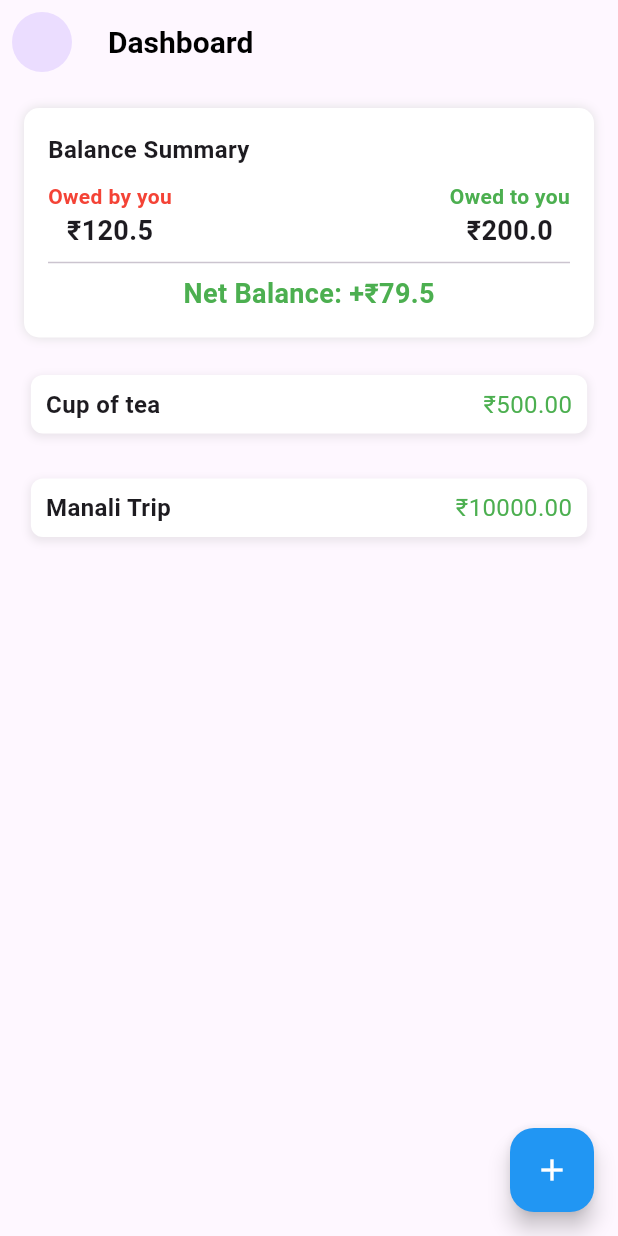
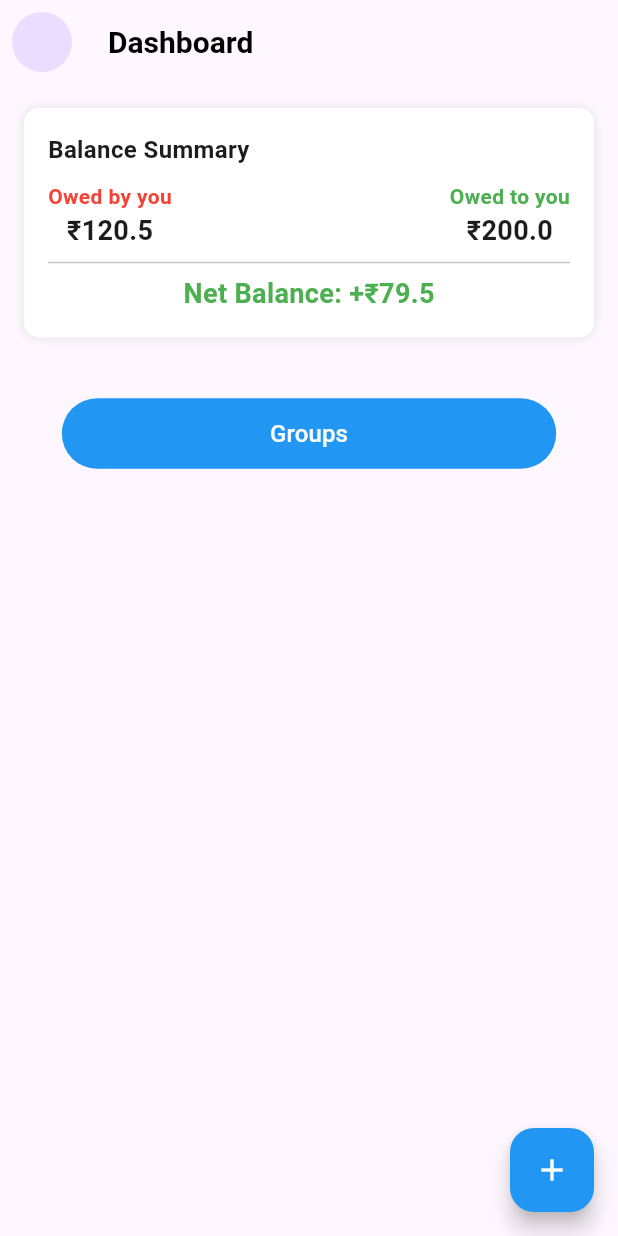
Before and after one commit to samarth-thaker/Splitwise, a Flutter app: the screen it shows after launch, after a tap on "Login", on a phone screen of 412 x 824 dp. Run offline on Flutter 3.47's test engine with Material 3 defaults, Android fonts, the light colour scheme and no system bars; our stand-ins replace hive, hive_flutter; accounts and stored records are empty.

Commit message:
Group screen, group tile

```diff
--- a/lib/main.dart
+++ b/lib/main.dart
@@ -1,10 +1,15 @@
 import 'package:flutter/material.dart';
 import 'package:splitwise/screens/editProfile.dart';
+import 'package:splitwise/screens/group.dart';
 import 'package:splitwise/screens/loginscreen.dart';
 import 'package:splitwise/screens/dashboard.dart';
 import 'package:splitwise/screens/userProfile.dart';
-
-void main() {
+import 'package:hive/hive.dart';
+import 'package:hive_flutter/adapters.dart';
+void main() async {
+  WidgetsFlutterBinding.ensureInitialized();
+  await Hive.initFlutter();
+  await Hive.openBox("MyBox");
   runApp(const MyApp());
 }
 
@@ -25,6 +30,7 @@ class MyApp extends StatelessWidget {
         '/dashboard': (context) => Dashboard(),
         '/userProfile': (context) => UserProfile(),
         '/editProfile': (context) => Editprofile(),
+        '/group' : (context) => Groups(),
       },
     );
   }
--- a/lib/screens/dashboard.dart
+++ b/lib/screens/dashboard.dart
@@ -1,5 +1,6 @@
 import 'package:flutter/material.dart';
 import 'package:splitwise/widgets/groupTile.dart';
+import 'package:splitwise/widgets/loginButton.dart';
 
 class Dashboard extends StatefulWidget {
   const Dashboard({super.key});
@@ -236,7 +237,6 @@ class _DashboardState extends State<Dashboard> {
                       onChanged: (value) {
                         setState(() => splitType = value.toString());
                         customSplit();
-
                       },
                     ),
                     Text("Custom"),
@@ -247,6 +247,7 @@ class _DashboardState extends State<Dashboard> {
           );
         });
   }
+
 
   @override
   Widget build(BuildContext context) {
@@ -335,11 +336,17 @@ class _DashboardState extends State<Dashboard> {
                 ),
               ),
               const SizedBox(height: 20),
-              Grouptile(groupname: 'Cup of tea', groupBalance: 500),
+              //Grouptile(groupname: 'Cup of tea', groupBalance: 500),
               SizedBox(
                 height: 20,
               ),
-              Grouptile(groupname: 'Manali Trip', groupBalance: 10000),
+              //Grouptile(groupname: 'Manali Trip', groupBalance: 10000),
+              LoginButton(
+                  label: 'Groups',
+                  onPressed: ()=>{
+                    Navigator.pushNamed(context, '/group'),
+                  },
+                  buttonWidth: MediaQuery.of(context).size.width * 0.8)
             ],
           ),
         ),
--- a/pubspec.yaml
+++ b/pubspec.yaml
@@ -34,6 +34,8 @@ dependencies:
   # The following adds the Cupertino Icons font to your application.
   # Use with the CupertinoIcons class for iOS style icons.
   cupertino_icons: ^1.0.8
+  hive: ^2.2.3
+  hive_flutter: ^1.1.0
 
 dev_dependencies:
   flutter_test:
```
Also changed, not shown: lib/screens/group.dart (+55 -0 lines), lib/widgets/groupTile.dart (+34 -6 lines), pubspec.lock, 1 other file.
